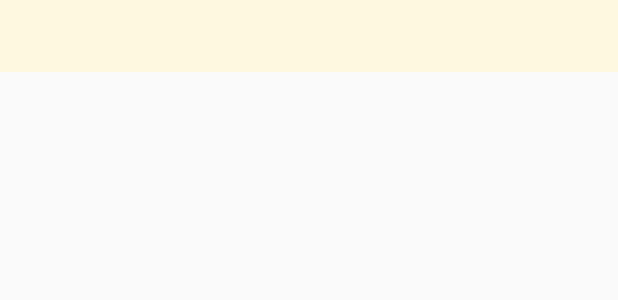
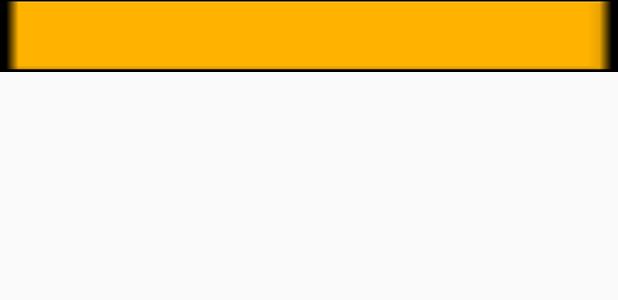
Before and after one commit to dizzledash/Recipe, an Android app: the layout drawer_item.xml on its own in the app's theme, with its tools: preview values and no code run, on a phone screen of 412 x 824 dp. Shown: the top 300 px of the screen. Run offline under Robolectric (Android 15) with nearby library versions, the phone set to English and light mode, and no system bars.

Commit message:
- added slide bar png's

```diff
--- a/app/src/main/res/layout/drawer_item.xml
+++ b/app/src/main/res/layout/drawer_item.xml
@@ -3,7 +3,7 @@
     android:orientation="horizontal"
     android:layout_width="match_parent"
     android:layout_height="wrap_content"
-    android:background="#FFF8E1">
+    android:background="@drawable/ic_action_case">
 
     <ImageView
         android:layout_width="wrap_content"
@@ -23,4 +23,5 @@
         android:fontFamily="sans-serif"
         android:padding="12dp"/>
 
+
 </RelativeLayout>
--- a/app/src/main/res/layout/drawer_item_org.xml
+++ b/app/src/main/res/layout/drawer_item_org.xml
@@ -3,7 +3,7 @@
     android:orientation="horizontal"
     android:layout_width="match_parent"
     android:layout_height="match_parent"
-    android:background="#FFE082">
+    android:background="@drawable/ic_action_case_light">
 
     <ImageView
         android:layout_width="wrap_content"
```
Also changed, not shown: app/src/main/res/drawable-hdpi/ic_action_case.png (added), app/src/main/res/drawable-hdpi/ic_action_case_light.png (added), app/src/main/res/drawable-ldpi/ic_action_case.png (added), app/src/main/res/drawable-ldpi/ic_action_case_light.png (added), app/src/main/res/drawable-mdpi/ic_action_case.png (added), app/src/main/res/drawable-mdpi/ic_action_case_light.png (added), app/src/main/res/drawable-xhdpi/ic_action_case.png (added), app/src/main/res/drawable-xhdpi/ic_action_case_light.png (added), app/src/main/res/drawable-xxhdpi/ic_action_case.png (added), app/src/main/res/drawable-xxhdpi/ic_action_case_light.png (added).
